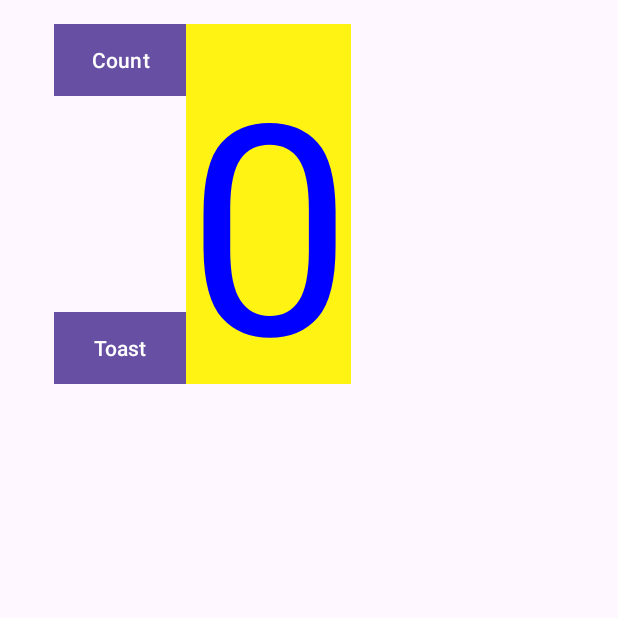
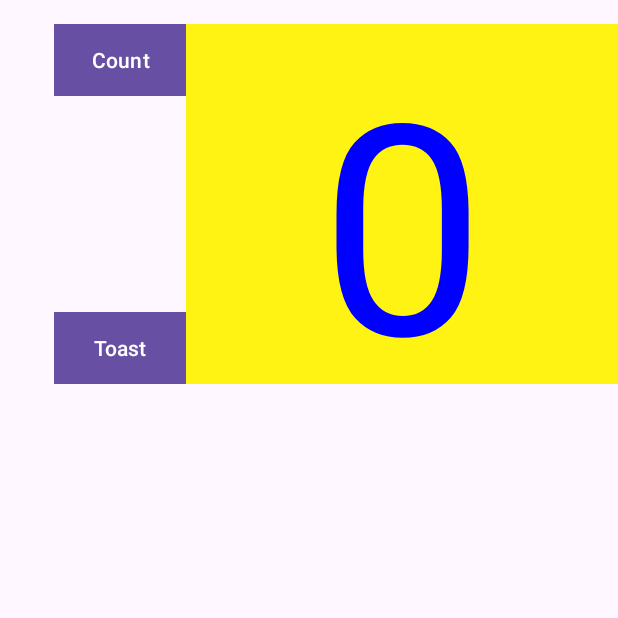
Before and after one commit to DavidGeorgievPetrunov/TASK_12B_David_Petrunov, an Android app: the screen it shows after launch (MainActivity), on a phone screen of 412 x 824 dp, the top half of it. Run offline under Robolectric (Android 15) with nearby library versions, the phone set to English and light mode, and no system bars.

Commit message:
ConstraintLayout2

```diff
--- a/app/src/main/res/layout/activity_main.xml
+++ b/app/src/main/res/layout/activity_main.xml
@@ -26,7 +26,7 @@
 
     <TextView
         android:id="@+id/show_count"
-        android:layout_width="110dp"
+        android:layout_width="match_parent"
         android:layout_height="0dp"
         android:layout_marginStart="124dp"
         android:layout_weight="1"
```
